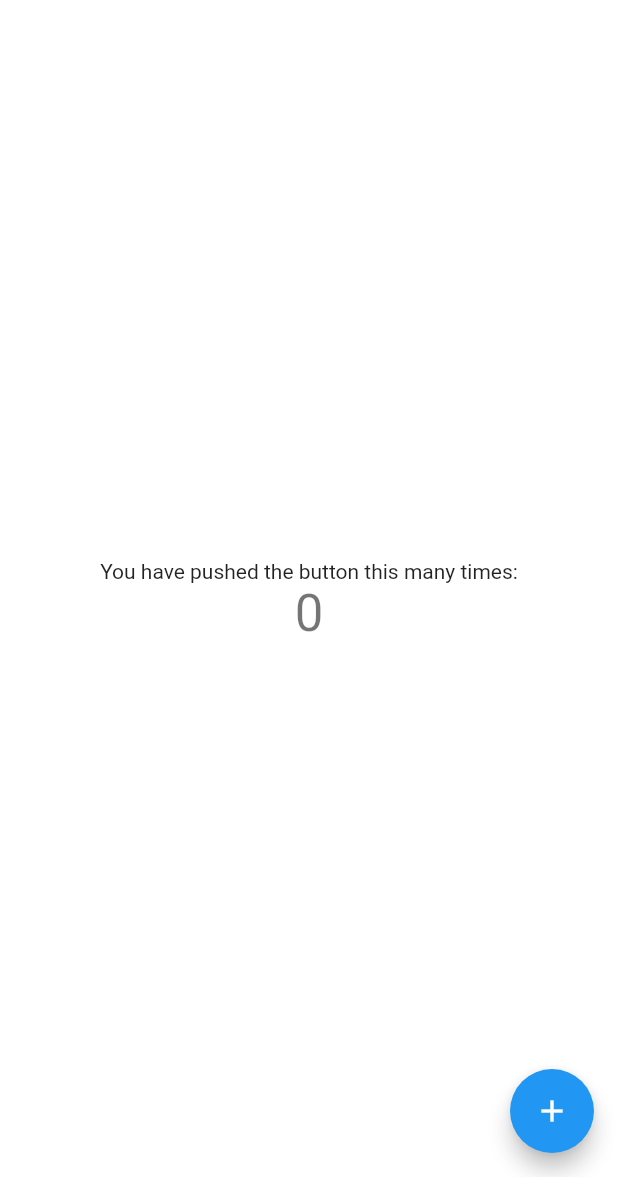
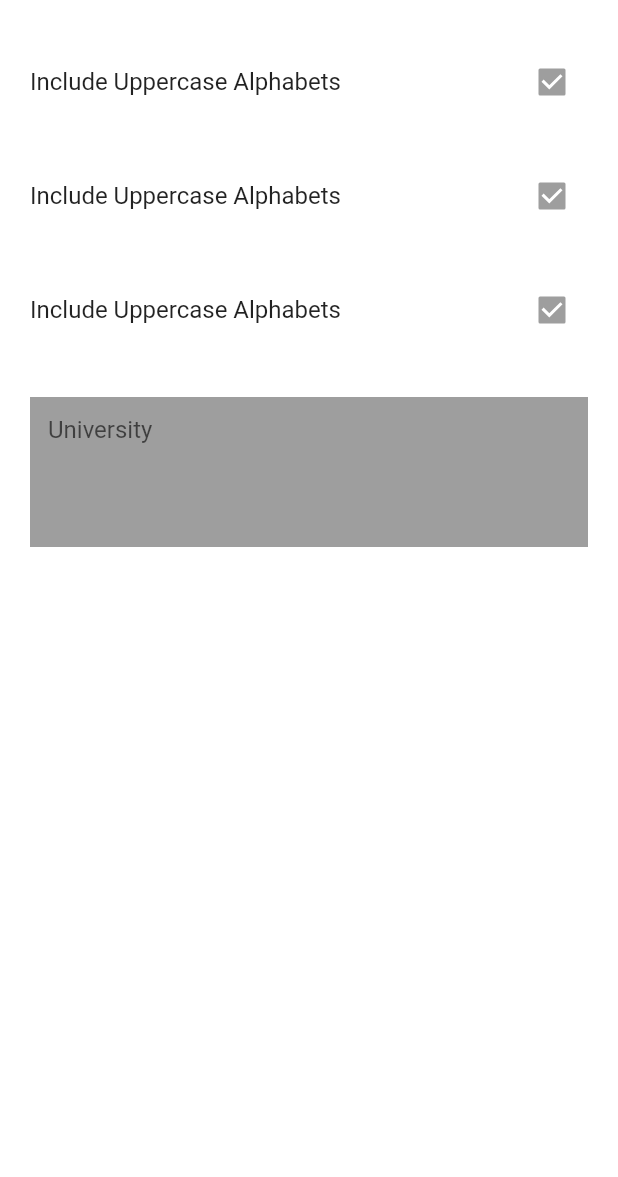
Before and after one commit to Android-Builds/Password-Manager, a Flutter app: the screen it shows after launch, on a phone screen of 412 x 824 dp, the part 59-1236 px from its top. Run offline on Flutter 3.47's test engine with Material 2 defaults, Android fonts, the phone set to English and light mode, and no system bars.

Commit message:
Initial setup

```diff
--- /dev/null
+++ b/lib/homepage.dart
@@ -0,0 +1,63 @@
+import 'package:flutter/material.dart';
+
+class HomePage extends StatefulWidget {
+  HomePage({Key key}) : super(key: key);
+
+  @override
+  _HomePageState createState() => _HomePageState();
+}
+
+class _HomePageState extends State<HomePage> {
+  int maxLines = 4;
+  @override
+  Widget build(BuildContext context) {
+    return Scaffold(
+      appBar: AppBar(
+        title: Text('Password Manager'),
+      ),
+      body: Center(
+        child: Column(
+          children: <Widget>[
+            ListTile(
+              contentPadding: EdgeInsets.symmetric(
+                horizontal: 20.0,
+                vertical: 10.0,
+              ),
+              title: Text('Include Uppercase Alphabets'),
+              trailing: Checkbox(value: true, onChanged: null),
+            ),
+            ListTile(
+              contentPadding: EdgeInsets.symmetric(
+                horizontal: 20.0,
+                vertical: 10.0,
+              ),
+              title: Text('Include Uppercase Alphabets'),
+              trailing: Checkbox(value: true, onChanged: null),
+            ),
+            ListTile(
+              contentPadding: EdgeInsets.symmetric(
+                horizontal: 20.0,
+                vertical: 10.0,
+              ),
+              title: Text('Include Uppercase Alphabets'),
+              trailing: Checkbox(value: true, onChanged: null),
+            ),
+            Container(
+              padding: EdgeInsets.all(20.0),
+              child: TextField(
+                readOnly: true,
+                maxLines: maxLines,
+                decoration: InputDecoration(
+                  border: InputBorder.none,
+                  hintText: "University",
+                  fillColor: Colors.grey,
+                  filled: true,
+                ),
+              ),
+            )
+          ],
+        ),
+      ),
+    );
+  }
+}
--- a/lib/main.dart
+++ b/lib/main.dart
@@ -1,3 +1,4 @@
+import 'package:PassManager/homepage.dart';
 import 'package:flutter/material.dart';
 
 void main() async {
@@ -37,52 +38,7 @@ class MyApp extends StatelessWidget {
         popupMenuTheme: PopupMenuThemeData(color: Colors.black),
         dialogBackgroundColor: Colors.black,
       ),
-      home: MyHomePage(),
+      home: HomePage(),
     );
   }
 }
-
-class MyHomePage extends StatefulWidget {
-  MyHomePage({Key key}) : super(key: key);
-
-  @override
-  _MyHomePageState createState() => _MyHomePageState();
-}
-
-class _MyHomePageState extends State<MyHomePage> {
-  int _counter = 0;
-
-  void _incrementCounter() {
-    setState(() {
-      _counter++;
-    });
-  }
-
-  @override
-  Widget build(BuildContext context) {
-    return Scaffold(
-      appBar: AppBar(
-        title: Text('Password Manager'),
-      ),
-      body: Center(
-        child: Column(
-          mainAxisAlignment: MainAxisAlignment.center,
-          children: <Widget>[
-            Text(
-              'You have pushed the button this many times:',
-            ),
-            Text(
-              '$_counter',
-              style: Theme.of(context).textTheme.headline4,
-            ),
-          ],
-        ),
-      ),
-      floatingActionButton: FloatingActionButton(
-        onPressed: _incrementCounter,
-        tooltip: 'Increment',
-        child: Icon(Icons.add),
-      ),
-    );
-  }
-}
--- /dev/null
+++ b/lib/utils/constants.dart
@@ -0,0 +1,3 @@
+bool uppercase = false;
+bool specialchar = false;
+bool numbers = false;
```
